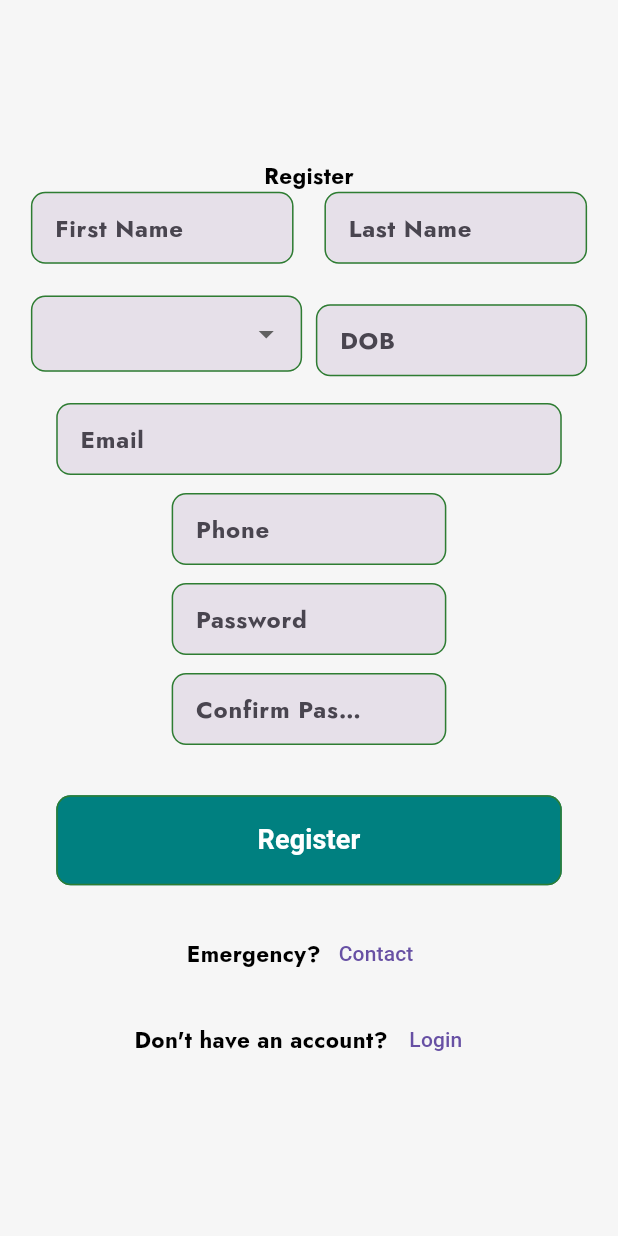
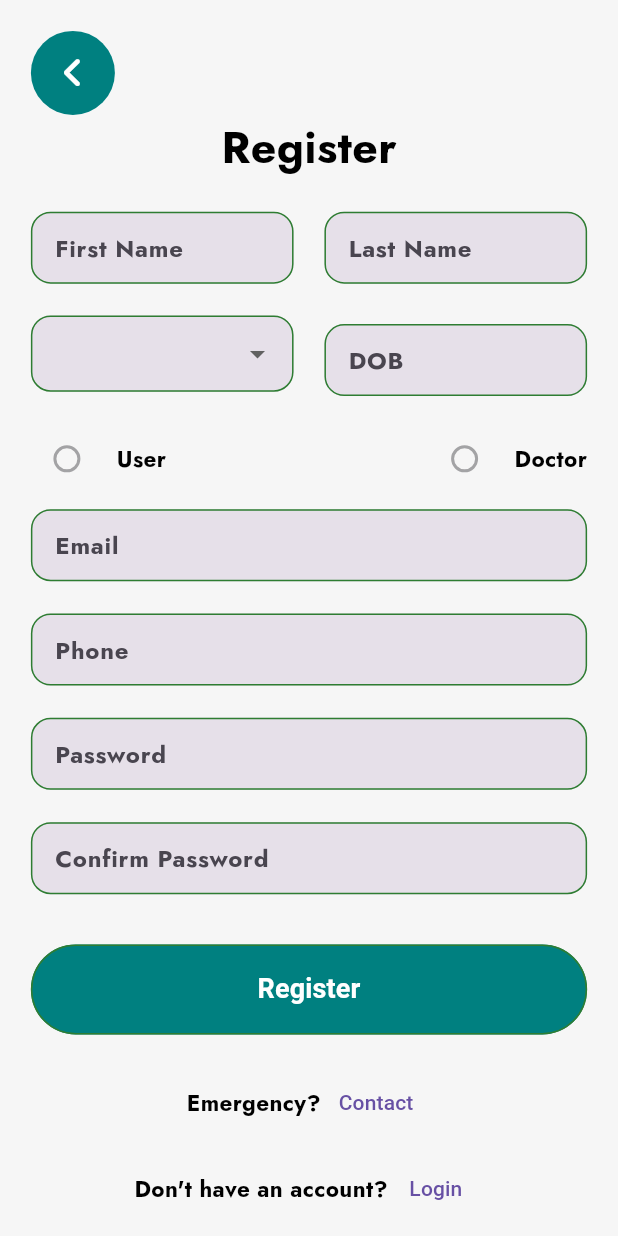
Before and after one commit to FRANK732/Health_Client_Mobile, a Flutter app: the RegistrationScreen screen opened by its route, on a phone screen of 412 x 824 dp. Run offline on Flutter 3.47's test engine with Material 3 defaults, Android fonts, the light colour scheme and no system bars; our stand-ins replace bloc, cached_network_image, flutter_screenutil, flutter_svg, font_awesome_flutter, get.

Commit message:
Registration Screen

```diff
--- a/lib/core/constant/TImages.dart
+++ b/lib/core/constant/TImages.dart
@@ -1,5 +1,9 @@
 class TImages {
   static String imgBase = "image";
 
+//Login
   static String loginImg = "$imgBase/login.svg";
+
+  //Registration
+  static String registImg = "$imgBase/registration.png";
 }
--- a/lib/src/UI/GenUI/loginScreen/Presentation/login_screen.dart
+++ b/lib/src/UI/GenUI/loginScreen/Presentation/login_screen.dart
@@ -66,7 +66,10 @@ class _LoginScreenState extends State<LoginScreen> {
                   height: TSizes.imageHeight,
                   fit: BoxFit.cover,
                 ),
-                SizedBox(height: TSizes.md.h),
+                SizedBox(
+                  height: TSizes.md.h,
+                  width: TSizes.md.w,
+                ),
                 Text("Enter your login Detatils"),
                 SizedBox(height: TSizes.md.h),
                 _buildLoginForm(context),
@@ -82,6 +85,7 @@ class _LoginScreenState extends State<LoginScreen> {
   Widget _buildLoginForm(BuildContext context) {
     return Form(
       key: _formKey,
+      child: Expanded(
         child: Column(
           children: [
             CustomTextField(
@@ -121,10 +125,11 @@ class _LoginScreenState extends State<LoginScreen> {
             ), //TODOD Password Reset
 
             SizedBox(height: TSizes.ms.h),
-          CustomElevatedButton(text: "Login", onPressed: _login),
+            CustomElevatedButton(text: "login", onPressed: _login),
             SizedBox(height: TSizes.md.h),
             _footer(context),
           ],
+        ),
       ),
     );
   }
--- a/lib/src/UI/RegistrationScreen/Presentation/registration_screen.dart
+++ b/lib/src/UI/RegistrationScreen/Presentation/registration_screen.dart
@@ -1,13 +1,18 @@
-// ignore_for_file: prefer_const_constructors, avoid_unnecessary_containers
+// ignore_for_file: prefer_const_constructors, avoid_unnecessary_containers, prefer_const_literals_to_create_immutables
 
 import 'package:flutter/material.dart';
+import 'package:flutter/widgets.dart';
 import 'package:flutter_screenutil/flutter_screenutil.dart';
 import 'package:get/get.dart';
+import 'package:health_moble_client/core/constant/TImages.dart';
 import 'package:health_moble_client/core/constant/TSizes.dart';
+import 'package:health_moble_client/src/widget/custom_Image_View.dart';
+import 'package:health_moble_client/src/widget/custom_circle_back.dart';
 import 'package:health_moble_client/src/widget/custom_dropdown.dart';
 import 'package:health_moble_client/src/widget/custom_elevated_button.dart';
 import 'package:health_moble_client/src/widget/custom_textButton.dart';
 import 'package:health_moble_client/src/widget/custom_text_field.dart';
+import 'package:health_moble_client/src/widget/label_checkBox.dart';
 
 class RegistrationScreen extends StatefulWidget {
   const RegistrationScreen({super.key});
@@ -52,19 +57,29 @@ class _RegistrationScreenState extends State<RegistrationScreen> {
     return SafeArea(
       child: Scaffold(
         body: Center(
+          child: SingleChildScrollView(
             child: Padding(
               padding: EdgeInsets.all(TSizes.md.w),
               child: Column(
                 mainAxisAlignment: MainAxisAlignment.center,
                 crossAxisAlignment: CrossAxisAlignment.center,
                 children: [
-                Text("Register"),
+                  Align(alignment: Alignment.topLeft, child: CircleBack()),
+                  SizedBox(width: TSizes.md.w),
+                  // Center(
+                  //   child: CustomImageView(
+                  //     height: TSizes.bH + 70,
+                  //     imagePath: TImages.registImg,
+                  //   ),
+                  // ),
+                  Text(
+                    "Register",
+                    style: TextStyle(fontSize: TSizes.lg.sp),
+                  ),
+                  SizedBox(height: TSizes.md.h),
                   _buildLoginForm(context),
-                SizedBox(height: TSizes.md.h),
-                CustomElevatedButton(text: "Register", onPressed: _login),
-                SizedBox(height: TSizes.md.h),
-                _footer(context)
                 ],
+              ),
             ),
           ),
         ),
@@ -80,9 +95,11 @@ class _RegistrationScreenState extends State<RegistrationScreen> {
     return Form(
       key: _formKey,
       child: Column(
+        crossAxisAlignment: CrossAxisAlignment.center,
+        mainAxisAlignment: MainAxisAlignment.center,
         children: [
           Row(
-            mainAxisAlignment: MainAxisAlignment.spaceBetween,
+            mainAxisAlignment: MainAxisAlignment.center,
             children: [
               Expanded(
                 child: CustomTextField(
@@ -129,14 +146,14 @@ class _RegistrationScreenState extends State<RegistrationScreen> {
                           _gender.text = value ?? '';
                         });
                       })),
-              SizedBox(width: TSizes.ms.w),
+              SizedBox(width: TSizes.md.w),
               Expanded(
                 child: CustomTextField(
-                  width: TSizes.bsW,
                   controller: _lastname,
                   readonly: false,
                   obscureText: true,
                   labelText: "DOB",
+                  keyboardType: TextInputType.datetime,
                   validator: (value) {
                     if (value == null || value.isEmpty) {
                       return 'Please enter your dob';
@@ -147,10 +164,22 @@ class _RegistrationScreenState extends State<RegistrationScreen> {
               ),
             ],
           ),
-          SizedBox(width: TSizes.ms.w),
+          Row(
+            mainAxisAlignment: MainAxisAlignment.spaceBetween,
+            children: [
+              LabelCheckBox(
+                label: "User",
+              ),
+              LabelCheckBox(
+                label: "Doctor",
+              ),
+            ],
+          ),
+          SizedBox(height: TSizes.ms.h),
           CustomTextField(
             controller: _email,
             readonly: false,
+            keyboardType: TextInputType.emailAddress,
             obscureText: false,
             labelText: "Email",
             validator: (value) {
@@ -160,12 +189,12 @@ class _RegistrationScreenState extends State<RegistrationScreen> {
               return null;
             },
           ),
-          SizedBox(width: TSizes.ms.w),
+          SizedBox(height: TSizes.ms.h),
           CustomTextField(
-            width: TSizes.bsW.w,
             controller: _phone,
             readonly: false,
             obscureText: false,
+            keyboardType: TextInputType.phone,
             labelText: "Phone",
             validator: (value) {
               if (value == null || value.isEmpty) {
@@ -174,12 +203,11 @@ class _RegistrationScreenState extends State<RegistrationScreen> {
               return null;
             },
           ),
-          SizedBox(width: TSizes.ms.w),
+          SizedBox(height: TSizes.ms.h),
           CustomTextField(
-            width: TSizes.bsW.w,
             controller: _password,
             readonly: false,
-            obscureText: false,
+            obscureText: true,
             labelText: "Password",
             validator: (value) {
               if (value == null || value.isEmpty) {
@@ -188,9 +216,8 @@ class _RegistrationScreenState extends State<RegistrationScreen> {
               return null;
             },
           ),
-          SizedBox(width: TSizes.ms.w),
+          SizedBox(height: TSizes.ms.h),
           CustomTextField(
-            width: TSizes.bsW.w,
             controller: _confirmpass,
             readonly: false,
             obscureText: false,
@@ -202,14 +229,17 @@ class _RegistrationScreenState extends State<RegistrationScreen> {
               return null;
             },
           ),
+          SizedBox(height: TSizes.md.h),
+          CustomElevatedButton(text: "Register", onPressed: _login),
+          SizedBox(height: TSizes.md.h),
+          _footer(context)
         ],
       ),
     );
   }
 
   Widget _footer(BuildContext context) {
-    return Center(
-      child: Column(
+    return Column(
       children: [
         Row(
           mainAxisAlignment: MainAxisAlignment.center,
@@ -230,12 +260,11 @@ class _RegistrationScreenState extends State<RegistrationScreen> {
             CustomTextButton(
                 text: "Login",
                 onPressed: () {
-                    Get.toNamed("/login_screen");
+                  Get.offNamed("/login_screen");
                 })
           ],
         )
       ],
-      ),
     );
   }
 }
--- a/lib/src/theme/ThemeWidgets/checkBox.dart
+++ b/lib/src/theme/ThemeWidgets/checkBox.dart
@@ -7,7 +7,7 @@ class TCheckBoxTheme {
 
   static CheckboxThemeData lightCheckBoxTheme = CheckboxThemeData(
     shape: RoundedRectangleBorder(
-        borderRadius: TBorderRadiusStyle.roundedBorder10),
+        borderRadius: TBorderRadiusStyle.roundedBorder11),
     checkColor: MaterialStateProperty.resolveWith(
       (states) {
         if (states.contains(MaterialState.selected)) {
@@ -30,7 +30,7 @@ class TCheckBoxTheme {
 
   static CheckboxThemeData darkCheckBoxTheme = CheckboxThemeData(
     shape: RoundedRectangleBorder(
-        borderRadius: TBorderRadiusStyle.roundedBorder10),
+        borderRadius: TBorderRadiusStyle.roundedBorder11),
     checkColor: MaterialStateProperty.resolveWith(
       (states) {
         if (states.contains(MaterialState.selected)) {
--- a/lib/src/theme/ThemeWidgets/elevated_Button.dart
+++ b/lib/src/theme/ThemeWidgets/elevated_Button.dart
@@ -19,7 +19,7 @@ class TElevatedTheme {
       ),
       // textStyle: CustomTextStyles.bodySmallBlack900,
       shape: RoundedRectangleBorder(
-          borderRadius: TBorderRadiusStyle.roundedBorder8),
+          borderRadius: TBorderRadiusStyle.circleBorder25),
     ),
   );
 
@@ -35,7 +35,7 @@ class TElevatedTheme {
       ),
       // textStyle: CustomTextStyles.bodySmallBlack900,
       shape: RoundedRectangleBorder(
-          borderRadius: TBorderRadiusStyle.roundedBorder8),
+          borderRadius: TBorderRadiusStyle.circleBorder25),
     ),
   );
 }
--- a/lib/src/theme/ThemeWidgets/textFormDecoration.dart
+++ b/lib/src/theme/ThemeWidgets/textFormDecoration.dart
@@ -10,7 +10,7 @@ class TTextFormDFieldTheme {
   TTextFormDFieldTheme._();
 
   static final OutlineInputBorder _commonBorder = OutlineInputBorder(
-    borderRadius: TBorderRadiusStyle.roundedBorder8,
+    borderRadius: TBorderRadiusStyle.roundedBorder11,
     borderSide: BorderSide(color: TColors.green800),
   );
 
--- a/lib/src/theme/ap_decoration.dart
+++ b/lib/src/theme/ap_decoration.dart
@@ -6,8 +6,8 @@ class TBorderRadiusStyle {
   static BorderRadius get circleBorder50 => BorderRadius.circular(
         50.h,
       );
-  static BorderRadius get circleBorder1 => BorderRadius.circular(
-        1.h,
+  static BorderRadius get circleBorder25 => BorderRadius.circular(
+        25.h,
       );
   static BorderRadius get circleBorder20 => BorderRadius.circular(
         20.h,
@@ -19,23 +19,11 @@ class TBorderRadiusStyle {
       );
 
   // Rounded borders
-  static BorderRadius get roundedBorder10 => BorderRadius.circular(
-        10.h,
+  static BorderRadius get roundedBorder11 => BorderRadius.circular(
+        11.h,
       );
-  static BorderRadius get roundedBorder17 => BorderRadius.circular(
-        17.h,
-      );
-  static BorderRadius get roundedBorder2 => BorderRadius.circular(
-        2.h,
-      );
-  static BorderRadius get roundedBorder5 => BorderRadius.circular(
-        5.h,
-      );
-  static BorderRadius get roundedBorder8 => BorderRadius.circular(
-        8.h,
-      );
-  static BorderRadius get roundedBorder55 => BorderRadius.circular(
-        55.h,
+  static BorderRadius get roundedBorder100 => BorderRadius.circular(
+        100.h,
       );
 
   static BorderRadius get customBorderLR100 => BorderRadius.horizontal(
--- /dev/null
+++ b/lib/src/widget/custom_circle_back.dart
@@ -0,0 +1,31 @@
+// ignore_for_file: prefer_const_constructors
+
+import 'package:flutter/material.dart';
+import 'package:font_awesome_flutter/font_awesome_flutter.dart';
+import 'package:get/get.dart';
+import 'package:health_moble_client/core/constant/TColors.dart';
+
+class CircleBack extends StatelessWidget {
+  const CircleBack({super.key});
+
+  @override
+  Widget build(BuildContext context) {
+    return GestureDetector(
+        onTap: () {
+          Get.back();
+        },
+        child: Container(
+          width: 56.0,
+          height: 56.0,
+          decoration: BoxDecoration(
+            color: TColors.primaryColor,
+            shape: BoxShape.circle,
+          ),
+          child: Center(
+              child: FaIcon(
+            FontAwesomeIcons.angleLeft,
+            color: TColors.white700,
+          )),
+        ));
+  }
+}
--- a/lib/src/widget/custom_elevated_button.dart
+++ b/lib/src/widget/custom_elevated_button.dart
@@ -24,9 +24,9 @@ class CustomElevatedButton extends StatelessWidget {
 
   @override
   Widget build(BuildContext context) {
-    return Container(
+    return SizedBox(
       height: height ?? TSizes.bH,
-      width: width ?? TSizes.bW,
+      width: width ?? double.infinity,
       child: ElevatedButton(
         onPressed: onPressed,
         style: ElevatedButton.styleFrom(
--- a/lib/src/widget/custom_text_field.dart
+++ b/lib/src/widget/custom_text_field.dart
@@ -31,9 +31,9 @@ class CustomTextField extends StatelessWidget {
   final double? width;
   @override
   Widget build(BuildContext context) {
-    return Container(
+    return SizedBox(
       height: height ?? TSizes.bH,
-      width: width ?? TSizes.bW,
+      width: width ?? double.infinity,
       child: TextFormField(
         readOnly: readonly,
         autofocus: false,
--- /dev/null
+++ b/lib/src/widget/label_checkBox.dart
@@ -0,0 +1,22 @@
+// ignore_for_file: prefer_const_constructors
+
+import 'package:flutter/material.dart';
+import 'package:flutter_screenutil/flutter_screenutil.dart';
+import 'package:health_moble_client/core/constant/TSizes.dart';
+
+class LabelCheckBox extends StatelessWidget {
+  LabelCheckBox({super.key, required this.label, this.onChange});
+
+  void Function(bool?)? onChange;
+  final String label;
+  @override
+  Widget build(BuildContext context) {
+    return Row(
+      children: [
+        Checkbox(value: false, onChanged: onChange),
+        SizedBox(width: TSizes.ms.w),
+        Text(label)
+      ],
+    );
+  }
+}
```
Also changed, not shown: assets/image/noise.jpg (deleted), assets/image/registration.png (added). Lines whose indentation alone changed are shown as unchanged.
